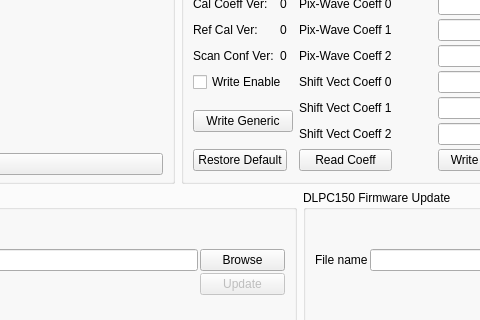
The window that Forms/mainwindow.ui (InnoSpectra/ISC_NIRScan_PyQt) describes before a commit, drawn with Qt 5; both pictures show x 228 to 708 and y 301 to 621 of the 1090 by 711 pixel window.
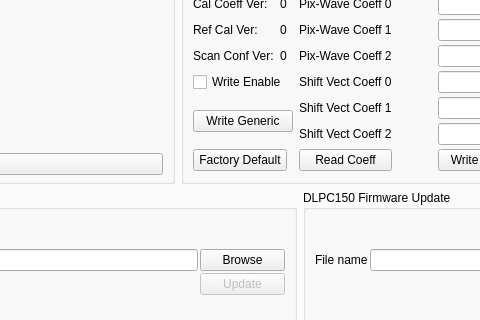
The same window after the commit. The open tabs and pages were chosen to show the change.

Diff of the .ui file:
```diff
--- a/Forms/mainwindow.ui
+++ b/Forms/mainwindow.ui
@@ -1307,7 +1307,7 @@
            <item row="7" column="0" colspan="2">
             <widget class="QPushButton" name="pushButton_eeprom_restore_default">
              <property name="text">
-              <string>Restore Default</string>
+              <string>Factory Default</string>
              </property>
             </widget>
            </item>
```
